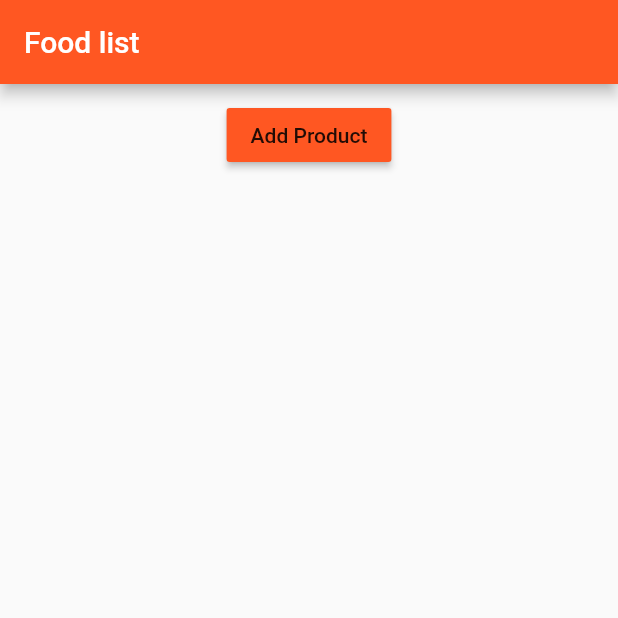
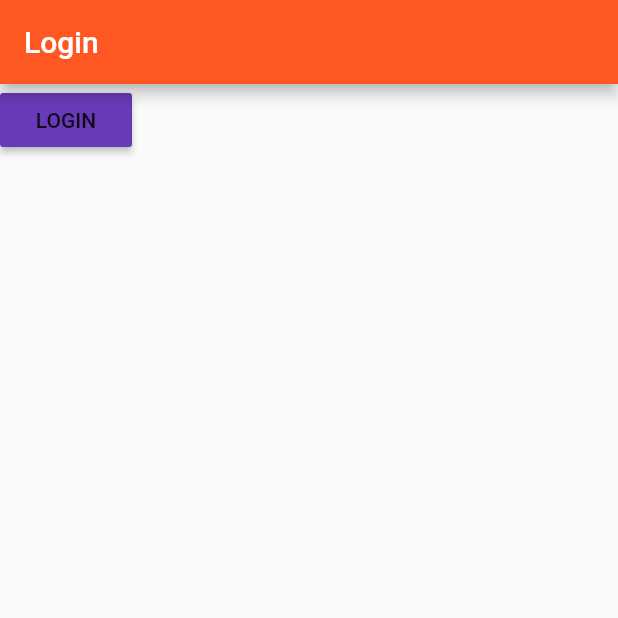
Before and after one commit to osamaAbdullah/Flutter-food-app, a Flutter app: the screen it shows after launch, on a phone screen of 412 x 824 dp, the top half of it. Run offline on Flutter 3.47's test engine with Material 2 defaults, Android fonts, the phone set to English and light mode, and no system bars.

Commit message:
deleting food push page with daata pop page with data normal back event push replacement login page added

```diff
--- a/lib/add_food.dart
+++ b/lib/add_food.dart
@@ -9,7 +9,7 @@ class AddFood extends StatelessWidget {
     return RaisedButton(
       color: Theme.of(context).primaryColor,
       onPressed: () {
-        _addFood('bryani');
+        _addFood({'title': 'bryani', 'image': 'assets/food.jpg', 'price': '12'});
       },
       child: Text('Add Product'),
     );
--- a/lib/foods.dart
+++ b/lib/foods.dart
@@ -4,11 +4,9 @@ import 'package:flutter/material.dart';
 import './food_list.dart';
 
 class Foods extends StatefulWidget {
-  final String startingFood;
+  final Map<String, dynamic> food;
 
-  Foods({this.startingFood}) {
-    print('[FoodManager Widget] Constructor');
-  }
+  Foods({this.food});
 
   @override
   State<StatefulWidget> createState() {
@@ -17,25 +15,28 @@ class Foods extends StatefulWidget {
 }
 
 class _FoodsState extends State<Foods> {
-  List<String> _foods = [];
+  List <Map <String, dynamic>> _foods = [];
 
   @override
   void initState() {
-    print('[FoodManager State] initState()');
     super.initState();
   }
 
   @override
   void didUpdateWidget(Foods oldWidget) {
-    print('[FoodManager State] didUpdateWidget()');
     super.didUpdateWidget(oldWidget);
   }
 
-  void _addFood(String food) {
+  void _addFood(Map<String, dynamic> food) {
     setState(() {
       _foods.add(food);
     });
-    print(_foods);
+  }
+
+  void _deleteFood(int index) {
+    setState(() {
+      _foods.removeAt(index);
+    });
   }
 
   @override
@@ -47,7 +48,7 @@ class _FoodsState extends State<Foods> {
           margin: EdgeInsets.all(10.0),
           child: AddFood(_addFood),
         ),
-        Expanded(child: FoodList(_foods))
+        Expanded(child: FoodList(_foods, _deleteFood))
       ],
     );
   }
--- a/lib/main.dart
+++ b/lib/main.dart
@@ -1,4 +1,4 @@
-import 'package:firstfluttertest/pages/home.dart';
+import 'package:firstfluttertest/pages/login.dart';
 import 'package:flutter/material.dart';
 
 void main() {
@@ -17,7 +17,7 @@ class MyApp extends StatelessWidget {
           brightness: Brightness.light,
           primarySwatch: Colors.deepOrange,
           accentColor: Colors.deepPurple),
-      home: HomePage(),
+      home: Login(),
     );
   }
 }
--- a/lib/pages/login.dart
+++ b/lib/pages/login.dart
@@ -0,0 +1,27 @@
+import 'package:firstfluttertest/pages/home.dart';
+import 'package:flutter/material.dart';
+
+class Login extends StatelessWidget {
+  @override
+  Widget build(BuildContext context) {
+    return Scaffold(
+      appBar: AppBar(
+        title: Text('Login'),
+      ),
+      body: Column(
+        children: <Widget>[
+          RaisedButton(
+            color: Theme.of(context).accentColor,
+            child: Text('LOGIN'),
+            onPressed: () {
+              Navigator.pushReplacement(context,
+                  MaterialPageRoute(builder: (BuildContext context) {
+                return HomePage();
+              }));
+            },
+          )
+        ],
+      ),
+    );
+  }
+}
```
Also changed, not shown: lib/food_list.dart (+28 -5 lines), lib/pages/foods/detail.dart (+50 -0 lines).
